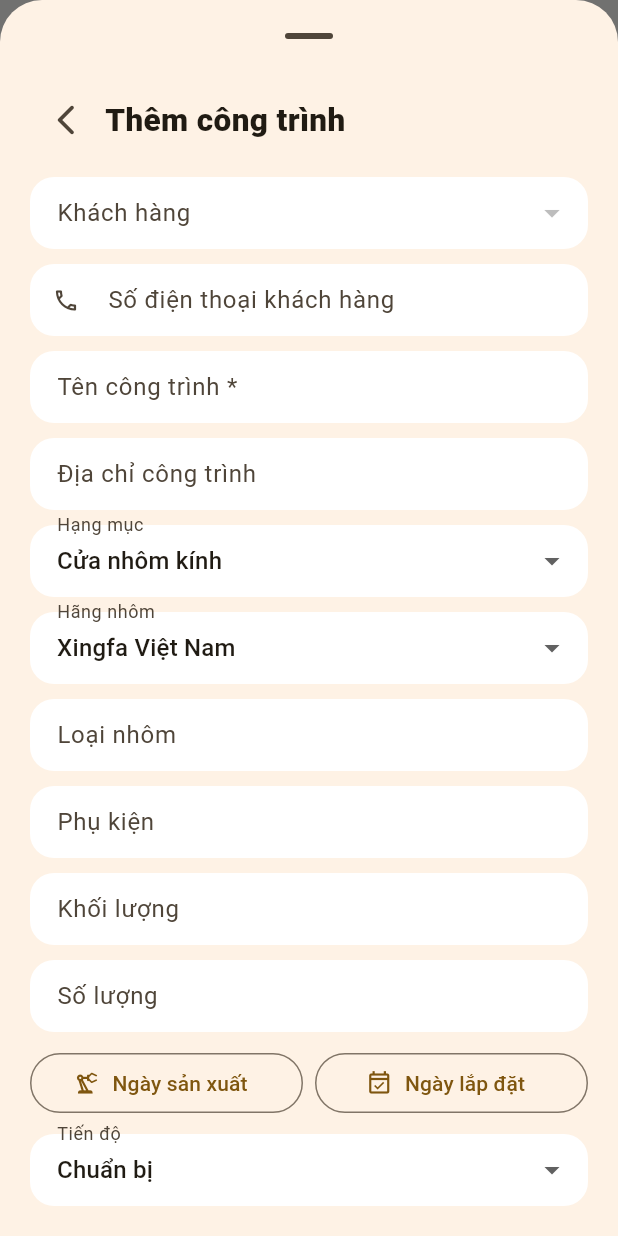
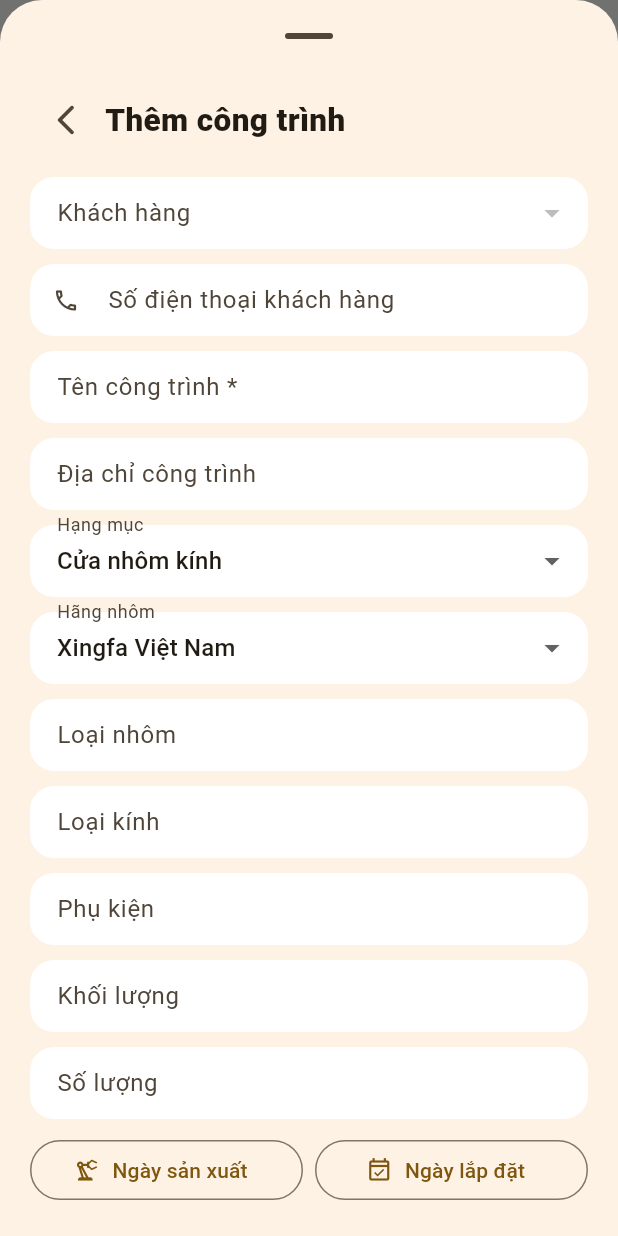
Before and after one commit to HoaGimmy/HelloWorld, a Flutter app: the OperationsScreen screen opened directly, after a tap on "Thêm", on a phone screen of 412 x 824 dp. Run offline on Flutter 3.47's test engine with Material 3 defaults, Android fonts, the phone set to English and light mode, and no system bars; our stand-ins replace file_picker, flutter_svg, google_sign_in, image_picker, share_plus, sqflite; missing offline and left inert: excel, extension_google_sign_in_as_googleapis_auth, googleapis; accounts and stored records are empty.

Commit message:
Add glass type to project form and storage

```diff
--- a/lib/screens/operations_screen.dart
+++ b/lib/screens/operations_screen.dart
@@ -106,6 +106,7 @@ class _OperationsScreenState extends State<OperationsScreen> with SingleTickerPr
     String aluminumBrand = (existing?['aluminum_brand'] ?? aluminumBrands.first).toString();
     if (!aluminumBrands.contains(aluminumBrand)) aluminumBrand = aluminumBrands.first;
     final aluminumType = TextEditingController(text: (existing?['aluminum_type'] ?? '').toString());
+    final glassType = TextEditingController(text: (existing?['glass_type'] ?? '').toString());
     final accessory = TextEditingController(text: (existing?['accessory'] ?? '').toString());
     final areaM2 = TextEditingController(text: existing == null ? '' : (existing['area_m2'] ?? '').toString());
     final quantity = TextEditingController(text: existing == null ? '' : (existing['quantity'] ?? '').toString());
@@ -211,6 +212,9 @@ class _OperationsScreenState extends State<OperationsScreen> with SingleTickerPr
                     textCapitalization: TextCapitalization.sentences,controller: aluminumType, decoration: const InputDecoration(labelText: 'Loại nhôm', hintText: 'VD: cầu cách nhiệt, slim...')),
                 const SizedBox(height: 10),
                 TextField(
+                    textCapitalization: TextCapitalization.sentences,controller: glassType, decoration: const InputDecoration(labelText: 'Loại kính', hintText: 'VD: kính cường lực 8mm, kính hộp...')),
+                const SizedBox(height: 10),
+                TextField(
                     textCapitalization: TextCapitalization.sentences,controller: accessory, decoration: const InputDecoration(labelText: 'Phụ kiện', hintText: 'VD: Cmech, Kinlong...')),
                 const SizedBox(height: 10),
                 TextField(
@@ -297,6 +301,7 @@ class _OperationsScreenState extends State<OperationsScreen> with SingleTickerPr
                       'category': category,
                       'aluminum_brand': aluminumBrand,
                       'aluminum_type': aluminumType.text.trim(),
+                      'glass_type': glassType.text.trim(),
                       'aluminum_system': '',
                       'accessory': accessory.text.trim(),
                       'dimensions': '',
@@ -330,6 +335,7 @@ class _OperationsScreenState extends State<OperationsScreen> with SingleTickerPr
     name.dispose();
     address.dispose();
     aluminumType.dispose();
+    glassType.dispose();
     accessory.dispose();
     areaM2.dispose();
     quantity.dispose();
```
